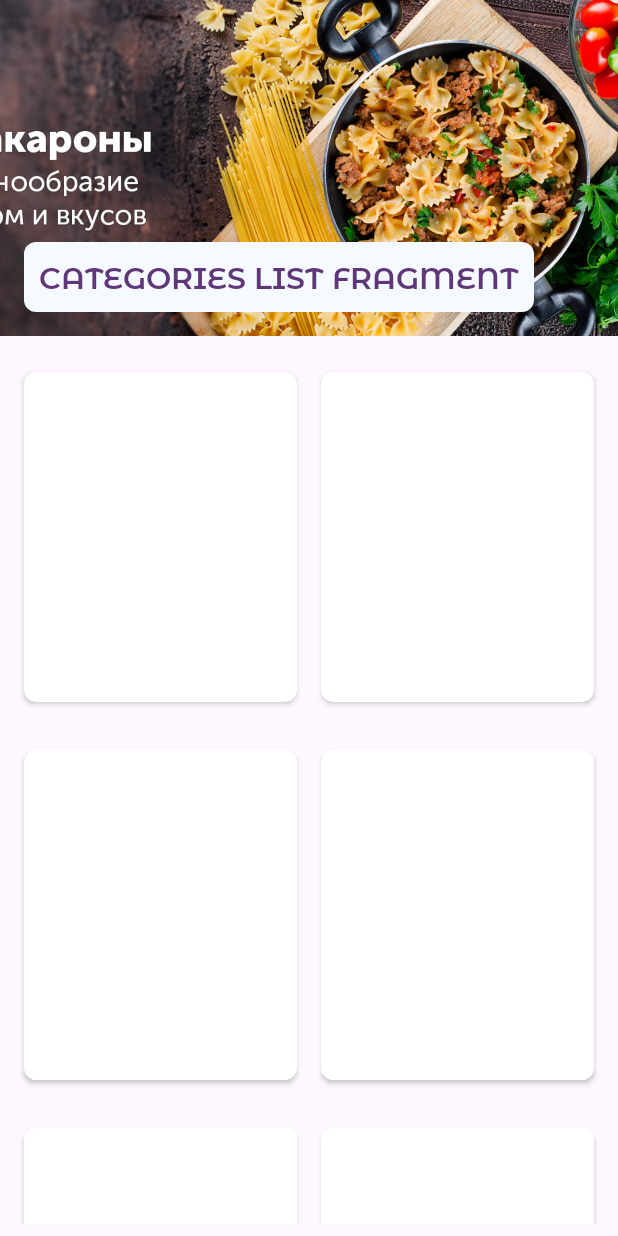
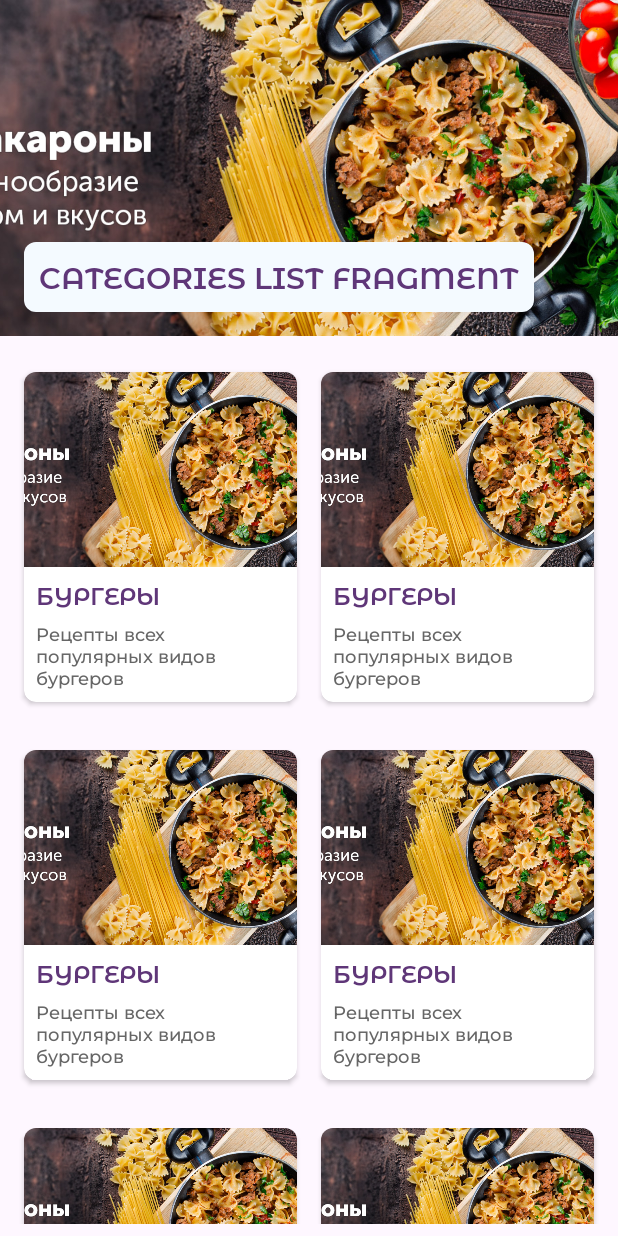
Before and after one commit to Bulka3100/ResipeApp, an Android app: the layout fragment_list_categories.xml on its own in the app's theme, with its tools: preview values and no code run, on a phone screen of 412 x 824 dp. Run offline under Robolectric (Android 15) with nearby library versions, the phone set to English and light mode, and no system bars.

Commit message:
RA-08-RecycleView-categories Added cardview elements Added montserrat_medium font Started create CategoriesListAdapter

```diff
--- /dev/null
+++ b/app/src/main/java/com/animus/androidsprint/CategoriesListAdapter.kt
@@ -0,0 +1,48 @@
+package com.animus.androidsprint
+
+import android.content.Context
+import android.graphics.BitmapFactory
+import android.view.LayoutInflater
+import android.view.View
+import android.view.ViewGroup
+import android.widget.ImageView
+import android.widget.TextView
+import androidx.recyclerview.widget.RecyclerView
+import com.animus.androidsprint.databinding.FragmentListCategoriesBinding
+import com.animus.androidsprint.databinding.ItemCategoryBinding
+
+class CategoriesListAdapter(private val dataSet: List<Category>) :
+    RecyclerView.Adapter<CategoriesListAdapter.ViewHolder>() {
+
+    class ViewHolder(private val binding: ItemCategoryBinding) :
+        RecyclerView.ViewHolder(binding.root) {
+        fun bind(itemView: Category) {
+            with(binding){
+                cvId
+                ivItemImage
+                tvItemHeader
+                tvItemDescription
+            }
+        }
+    }
+
+    // Create new views (invoked by the layout manager)
+    override fun onCreateViewHolder(viewGroup: ViewGroup, viewType: Int): ViewHolder {
+        // Create a new view, which defines the UI of the list item
+        val view = LayoutInflater.from(viewGroup.context)
+            .inflate(R.layout.text_row_item, viewGroup, false)
+
+        return ViewHolder(view)
+    }
+
+    // Replace the contents of a view (invoked by the layout manager)
+    override fun onBindViewHolder(viewHolder: ViewHolder, position: Int) {
+
+        // Get element from your dataset at this position and replace the
+        // contents of the view with that element
+        viewHolder.textView.text = dataSet[position]
+    }
+
+    // Return the size of your dataset (invoked by the layout manager)
+    override fun getItemCount() = dataSet.size
+}
--- a/app/src/main/res/layout/item_category.xml
+++ b/app/src/main/res/layout/item_category.xml
@@ -2,6 +2,7 @@
 <androidx.cardview.widget.CardView xmlns:android="http://schemas.android.com/apk/res/android"
     xmlns:app="http://schemas.android.com/apk/res-auto"
     xmlns:tools="http://schemas.android.com/tools"
+    android:id="@+id/cvId"
     android:layout_width="match_parent"
     android:layout_height="@dimen/cardview_item_category_height"
     android:layout_marginHorizontal="@dimen/half_main_indent"
@@ -11,4 +12,44 @@
     android:foreground="?android:attr/selectableItemBackground"
     app:cardCornerRadius="@dimen/corner_radius">
 
+    <androidx.constraintlayout.widget.ConstraintLayout
+        android:layout_width="match_parent"
+        android:layout_height="match_parent">
+
+        <ImageView
+            android:id="@+id/ivItemImage"
+            android:layout_width="match_parent"
+            android:layout_height="@dimen/cardview_item_iv_height"
+            android:contentDescription="@string/cardview_categories_image"
+            android:scaleType="centerCrop"
+            android:src="@drawable/zagluwka"
+            app:layout_constraintEnd_toEndOf="parent"
+            app:layout_constraintStart_toStartOf="parent"
+            app:layout_constraintTop_toTopOf="parent" />
+
+        <TextView
+            android:id="@+id/tvItemHeader"
+            style="@style/StyleTitle16"
+            android:layout_width="wrap_content"
+            android:layout_height="wrap_content"
+            android:layout_marginStart="@dimen/half_main_indent"
+            android:layout_marginTop="@dimen/half_main_indent"
+            android:text="Бургеры"
+            app:layout_constraintStart_toStartOf="parent"
+            app:layout_constraintTop_toBottomOf="@+id/ivItemImage" />
+
+        <TextView
+            android:id="@+id/tvItemDescription"
+            style="@style/StyleTitle12"
+            android:layout_width="match_parent"
+            android:layout_height="wrap_content"
+            android:layout_marginHorizontal="@dimen/half_main_indent"
+            android:layout_marginBottom="@dimen/half_main_indent"
+            android:text="Рецепты всех популярных видов бургеров "
+            app:layout_constraintBottom_toBottomOf="parent"
+            app:layout_constraintEnd_toEndOf="parent"
+            app:layout_constraintStart_toStartOf="parent" />
+
+    </androidx.constraintlayout.widget.ConstraintLayout>
+
 </androidx.cardview.widget.CardView>
--- a/app/src/main/res/values/colors.xml
+++ b/app/src/main/res/values/colors.xml
@@ -11,5 +11,7 @@
     <color name="button_favorites_color">#E13E3E</color>
 
     <!--   Header Text Color -->
-    <color name="text_header_color">#5F3678</color>
+    <color name="cardview_text_header_color">#5F3678</color>
+
+    <color name="cardview_description_text_color">#666666</color>
 </resources>
--- a/app/src/main/res/values/dimens.xml
+++ b/app/src/main/res/values/dimens.xml
@@ -11,7 +11,12 @@
     <dimen name="button_style_nav_text_size">14sp</dimen>
 
     <dimen name="fragment_header_size">224dp</dimen>
+
+    <!--    CardView dimension-->
     <dimen name="cardview_item_category_width">160dp</dimen>
     <dimen name="cardview_item_category_height">220dp</dimen>
+    <dimen name="cardview_item_description_text_size">12sp</dimen>
+    <dimen name="cardview_item_header_text_size">16sp</dimen>
+    <dimen name="cardview_item_iv_height">130dp</dimen>
 
 </resources>
--- a/app/src/main/res/values/strings.xml
+++ b/app/src/main/res/values/strings.xml
@@ -6,5 +6,6 @@
     <string name="button_favorites">Избранное</string>
 
     <string name="header_categories">Categories header</string>
+    <string name="cardview_categories_image">Categories Image</string>
 
 </resources>
--- a/app/src/main/res/values/styles.xml
+++ b/app/src/main/res/values/styles.xml
@@ -1,11 +1,25 @@
 <?xml version="1.0" encoding="utf-8"?>
 <resources>
     <!--    Text Style  -->
+    <style name="StyleTitle16" parent="TextAppearance.AppCompat">
+        <item name="android:textSize">@dimen/cardview_item_header_text_size</item>
+        <item name="android:fontFamily">@font/montserrat_alternates_semi_bold</item>
+        <item name="android:textAllCaps">true</item>
+        <item name="android:textColor">@color/cardview_text_header_color</item>
+    </style>
+
     <style name="StyleTitle14" parent="TextAppearance.AppCompat">
         <item name="android:textSize">@dimen/button_style_nav_text_size</item>
         <item name="android:fontFamily">@font/montserrat_alternates_semi_bold</item>
         <item name="android:textAllCaps">true</item>
         <item name="android:textColor">@color/white</item>
+    </style>
+
+    <style name="StyleTitle12" parent="TextAppearance.AppCompat">
+        <item name="android:textSize">@dimen/cardview_item_description_text_size</item>
+        <item name="android:fontFamily">@font/montserrat_medium</item>
+        <item name="android:textColor">@color/cardview_description_text_color</item>
+        <item name="android:gravity">left</item>
     </style>
 
     <!--    Button Style    -->
@@ -18,7 +32,7 @@
     <!--    Text Header Style   -->
     <style name="HeaderText" parent="TextAppearance.AppCompat">
         <item name="android:textSize">20sp</item>
-        <item name="android:textColor">@color/text_header_color</item>
+        <item name="android:textColor">@color/cardview_text_header_color</item>
         <item name="android:fontFamily">@font/montserrat_alternates_semi_bold</item>
         <item name="android:textAllCaps">true</item>
         <item name="android:background">@drawable/shape_rounded_variants</item>
```
Also changed, not shown: app/src/main/res/font/montserrat_medium.ttf (added).
